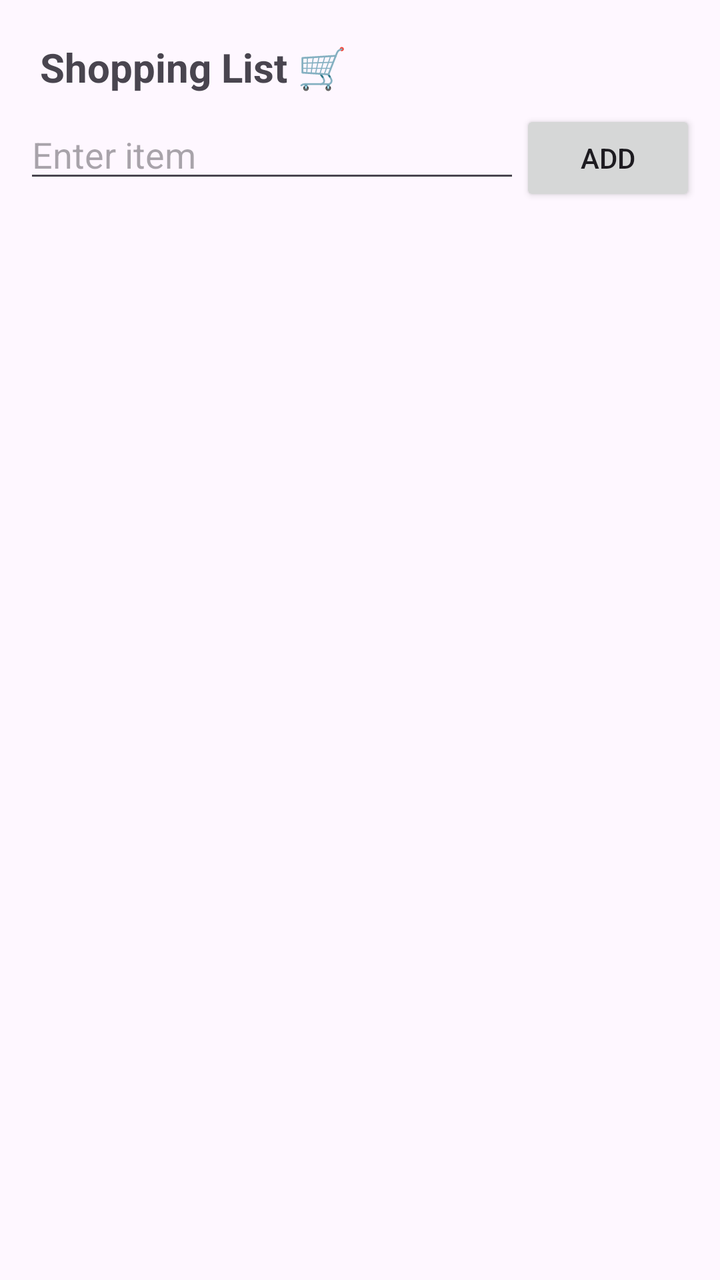
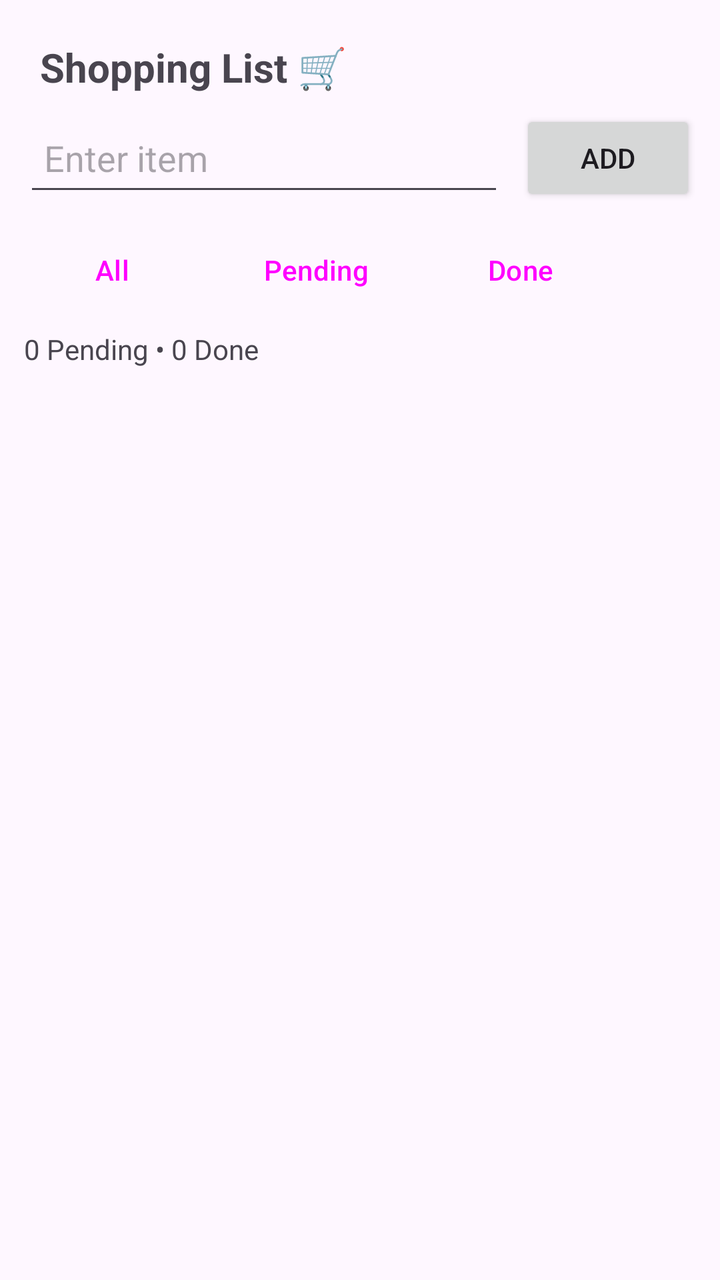

An Android layout rendered at two revisions. The XML below is the earlier revision; the diff shows what the commit changed to produce the second picture.
<!-- AndroidManifest.xml: application theme Theme.PantryPal -->
<!-- res/layout/fragment_shopping.xml -->
<?xml version="1.0" encoding="utf-8"?>
<LinearLayout xmlns:android="http://schemas.android.com/apk/res/android"
    android:layout_width="match_parent"
    android:layout_height="match_parent"
    android:orientation="vertical"
    android:padding="12dp">

    
    <TextView
        android:layout_width="match_parent"
        android:layout_height="wrap_content"
        android:text="Shopping List 🛒"
        android:textSize="20sp"
        android:textStyle="bold"
        android:padding="8dp"/>

    
    <LinearLayout
        android:layout_width="match_parent"
        android:layout_height="wrap_content"
        android:orientation="horizontal">

        <EditText
            android:id="@+id/etItem"
            android:layout_width="0dp"
            android:layout_weight="1"
            android:layout_height="wrap_content"
            android:hint="Enter item"/>

        <Button
            android:id="@+id/btnAdd"
            android:layout_width="wrap_content"
            android:layout_height="wrap_content"
            android:text="Add"/>
    </LinearLayout>

    
    <androidx.recyclerview.widget.RecyclerView
        android:id="@+id/recyclerShopping"
        android:layout_width="match_parent"
        android:layout_height="match_parent"
        android:padding="8dp"/>

</LinearLayout>
<!-- resources referenced by this layout -->
<resources>
  <style name="Theme.PantryPal" parent="Theme.Material3.DayNight.NoActionBar">
          <item name="colorPrimary">@color/pp_primary</item>
          <item name="colorPrimaryContainer">@color/pp_primary_dark</item>
          <item name="colorOnPrimary">@color/white</item>
  
          
          <item name="android:statusBarColor">@color/pp_primary_dark</item>
          <item name="android:navigationBarColor">@color/pp_bg</item>
      </style>
  <color name="pp_primary">#7C3AED</color>
  <color name="pp_primary_dark">#5B21B6</color>
  <color name="white">#FFFFFFFF</color>
  <color name="pp_bg">#FFFFFF</color>
</resources>

<!-- the commit's change to res/layout/fragment_shopping.xml (unified diff, before → after) -->
@@ -1,5 +1,6 @@
 <?xml version="1.0" encoding="utf-8"?>
 <LinearLayout xmlns:android="http://schemas.android.com/apk/res/android"
+    xmlns:tools="http://schemas.android.com/tools"
     android:layout_width="match_parent"
     android:layout_height="match_parent"
     android:orientation="vertical"
@@ -9,7 +10,7 @@
     <TextView
         android:layout_width="match_parent"
         android:layout_height="wrap_content"
-        android:text="Shopping List 🛒"
+        android:text="@string/shopping_title"
         android:textSize="20sp"
         android:textStyle="bold"
         android:padding="8dp"/>
@@ -18,27 +19,73 @@
     <LinearLayout
         android:layout_width="match_parent"
         android:layout_height="wrap_content"
-        android:orientation="horizontal">
+        android:orientation="horizontal"
+        android:gravity="center_vertical">
 
         <EditText
             android:id="@+id/etItem"
             android:layout_width="0dp"
             android:layout_weight="1"
-            android:layout_height="wrap_content"
-            android:hint="Enter item"/>
+            android:layout_height="48dp"
+            android:hint="@string/enter_item"
+            android:inputType="text"
+            android:padding="10dp"
+            tools:ignore="Autofill"/>
 
         <Button
             android:id="@+id/btnAdd"
             android:layout_width="wrap_content"
+            android:layout_height="48dp"
+            android:text="@string/add"
+            android:layout_marginStart="8dp"/>
+    </LinearLayout>
+
+    
+    <LinearLayout
+        android:layout_width="match_parent"
+        android:layout_height="wrap_content"
+        android:orientation="horizontal"
+        android:layout_marginTop="8dp">
+
+        <Button
+            android:id="@+id/btnAll"
+            style="?attr/materialButtonOutlinedStyle"
+            android:layout_width="wrap_content"
             android:layout_height="wrap_content"
-            android:text="Add"/>
+            android:text="@string/filter_all"/>
+
+        <Button
+            android:id="@+id/btnPending"
+            style="?attr/materialButtonOutlinedStyle"
+            android:layout_width="wrap_content"
+            android:layout_height="wrap_content"
+            android:text="Pending"
+            android:layout_marginStart="8dp"/>
+
+        <Button
+            android:id="@+id/btnDone"
+            style="?attr/materialButtonOutlinedStyle"
+            android:layout_width="wrap_content"
+            android:layout_height="wrap_content"
+            android:text="Done"
+            android:layout_marginStart="8dp"/>
     </LinearLayout>
+
+    
+    <TextView
+        android:id="@+id/tvCount"
+        android:layout_width="wrap_content"
+        android:layout_height="wrap_content"
+        android:text="@string/count_default"
+        android:textSize="14sp"
+        android:layout_marginTop="6dp"/>
 
     
     <androidx.recyclerview.widget.RecyclerView
         android:id="@+id/recyclerShopping"
         android:layout_width="match_parent"
-        android:layout_height="match_parent"
+        android:layout_height="0dp"
+        android:layout_weight="1"
         android:padding="8dp"/>
 
 </LinearLayout>
<!-- resource entries referenced after the edit -->
@@ -1,5 +1,10 @@
 <!-- resources referenced by this layout -->
 <resources>
+  <string name="add">Add</string>
+  <string name="count_default">0 Pending • 0 Done</string>
+  <string name="enter_item">Enter item</string>
+  <string name="filter_all">All</string>
+  <string name="shopping_title">Shopping List 🛒</string>
   <style name="Theme.PantryPal" parent="Theme.Material3.DayNight.NoActionBar">
           <item name="colorPrimary">@color/pp_primary</item>
           <item name="colorPrimaryContainer">@color/pp_primary_dark</item>
